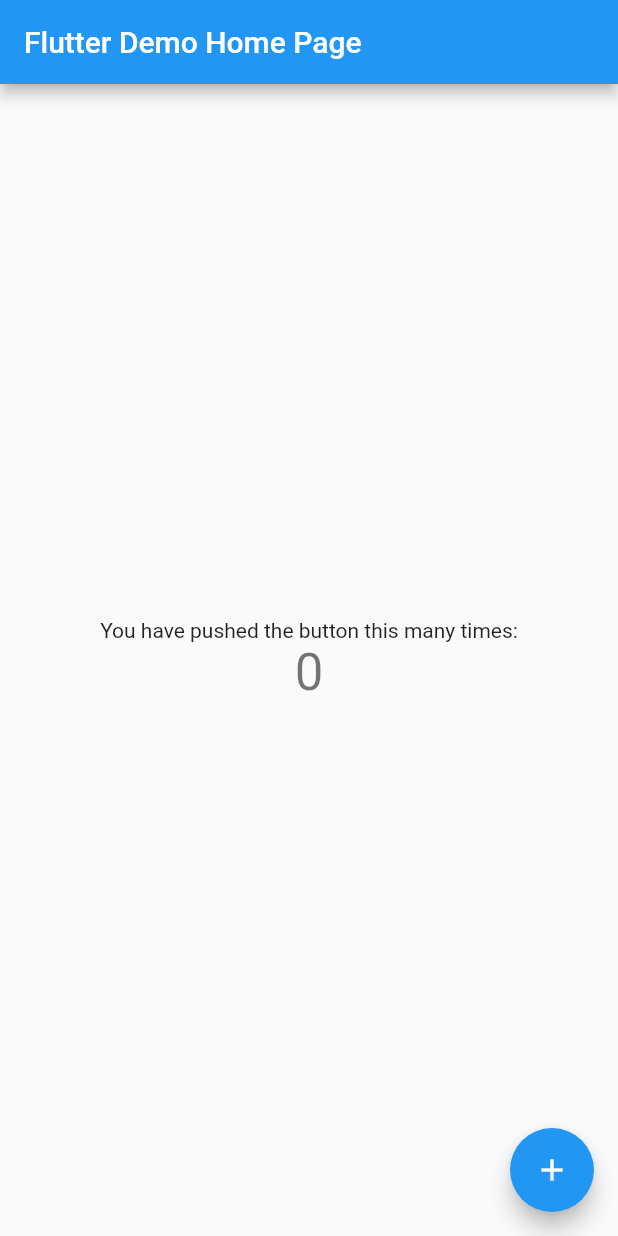
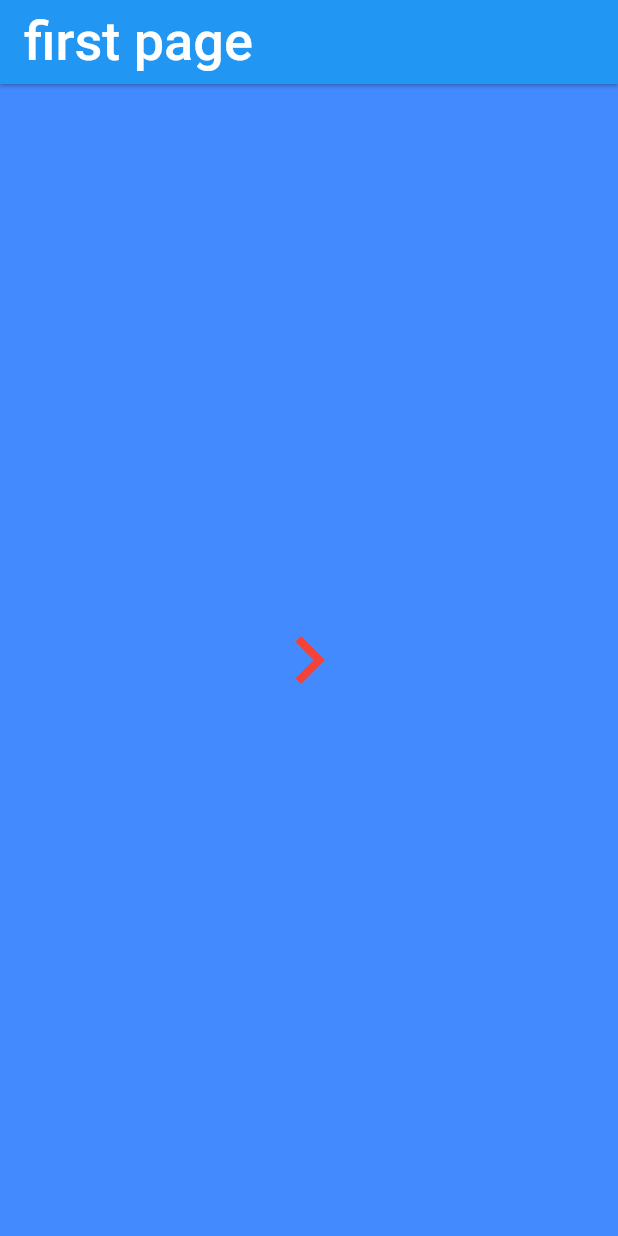
Before and after one commit to XguangY/flutter_demo, a Flutter app: the screen it shows after launch, on a phone screen of 412 x 824 dp. Run offline on Flutter 3.47's test engine with Material 2 defaults, Android fonts, the phone set to English and light mode, and no system bars.

Commit message:
'路由动画效果'

```diff
--- /dev/null
+++ b/flutter_router_animation_3/lib/custome_router.dart
@@ -0,0 +1,69 @@
+import 'package:flutter/material.dart';
+
+class CustomRoute extends PageRouteBuilder {
+  final Widget widget;
+  CustomRoute(this.widget)
+      : super(
+            transitionDuration: const Duration(seconds: 1),
+            pageBuilder: (BuildContext context, Animation<double> animation1,
+                Animation<double> animation2) {
+              return widget;
+            },
+            transitionsBuilder: (BuildContext context,
+                Animation<double> animation1,
+                Animation<double> animation2,
+                Widget child) {
+              // 渐隐渐现效果
+              // return FadeTransition(
+              //   opacity: Tween(begin: 0.0, end: 1.0).animate(CurvedAnimation(
+              //       parent: animation1, curve: Curves.fastOutSlowIn)),
+              //   child: child,
+              // );
+              // 缩放动画效果
+              // return ScaleTransition(
+              //   scale: Tween(begin: 0.0, end: 1.0).animate(
+              //     CurvedAnimation(
+              //       parent: animation1,
+              //       curve: Curves.fastOutSlowIn,
+              //     ),
+              //   ),
+              //   child: child,
+              // );
+
+              // 旋转 + 缩放
+              // return RotationTransition(
+              //   turns: Tween(begin: 0.0, end: 1.0).animate(
+              //     CurvedAnimation(
+              //       parent: animation1,
+              //       curve: Curves.fastOutSlowIn,
+              //     ),
+              //   ),
+              //   child: ScaleTransition(
+              //     scale: Tween(begin: 0.0, end: 1.0).animate(
+              //       CurvedAnimation(
+              //         parent: animation1,
+              //         curve: Curves.fastOutSlowIn,
+              //       ),
+              //     ),
+              //     child: child,
+              //   ),
+              // );
+
+              // 幻灯片路由动画
+              return SlideTransition(
+                position: Tween<Offset>(
+                  begin: Offset(-1.0, 0.0),
+                  end: Offset(
+                    0.0,
+                    0.0,
+                  ),
+                ).animate(
+                  CurvedAnimation(
+                    parent: animation1,
+                    curve: Curves.fastOutSlowIn,
+                  ),
+                ),
+                child: child,
+              );
+            });
+}
--- a/flutter_router_animation_3/lib/main.dart
+++ b/flutter_router_animation_3/lib/main.dart
@@ -1,117 +1,17 @@
 import 'package:flutter/material.dart';
+import './page.dart';
 
-void main() {
-  runApp(MyApp());
-}
+void main() => runApp(MyApp());
 
 class MyApp extends StatelessWidget {
-  // This widget is the root of your application.
   @override
   Widget build(BuildContext context) {
     return MaterialApp(
-      title: 'Flutter Demo',
+      title: 'flutter demo',
       theme: ThemeData(
-        // This is the theme of your application.
-        //
-        // Try running your application with "flutter run". You'll see the
-        // application has a blue toolbar. Then, without quitting the app, try
-        // changing the primarySwatch below to Colors.green and then invoke
-        // "hot reload" (press "r" in the console where you ran "flutter run",
-        // or simply save your changes to "hot reload" in a Flutter IDE).
-        // Notice that the counter didn't reset back to zero; the application
-        // is not restarted.
-        primarySwatch: Colors.blue,
-        // This makes the visual density adapt to the platform that you run
-        // the app on. For desktop platforms, the controls will be smaller and
-        // closer together (more dense) than on mobile platforms.
-        visualDensity: VisualDensity.adaptivePlatformDensity,
+        primaryColor: Colors.blue,
       ),
-      home: MyHomePage(title: 'Flutter Demo Home Page'),
+      home: FirstPage(),
     );
   }
 }
-
-class MyHomePage extends StatefulWidget {
-  MyHomePage({Key key, this.title}) : super(key: key);
-
-  // This widget is the home page of your application. It is stateful, meaning
-  // that it has a State object (defined below) that contains fields that affect
-  // how it looks.
-
-  // This class is the configuration for the state. It holds the values (in this
-  // case the title) provided by the parent (in this case the App widget) and
-  // used by the build method of the State. Fields in a Widget subclass are
-  // always marked "final".
-
-  final String title;
-
-  @override
-  _MyHomePageState createState() => _MyHomePageState();
-}
-
-class _MyHomePageState extends State<MyHomePage> {
-  int _counter = 0;
-
-  void _incrementCounter() {
-    setState(() {
-      // This call to setState tells the Flutter framework that something has
-      // changed in this State, which causes it to rerun the build method below
-      // so that the display can reflect the updated values. If we changed
-      // _counter without calling setState(), then the build method would not be
-      // called again, and so nothing would appear to happen.
-      _counter++;
-    });
-  }
-
-  @override
-  Widget build(BuildContext context) {
-    // This method is rerun every time setState is called, for instance as done
-    // by the _incrementCounter method above.
-    //
-    // The Flutter framework has been optimized to make rerunning build methods
-    // fast, so that you can just rebuild anything that needs updating rather
-    // than having to individually change instances of widgets.
-    return Scaffold(
-      appBar: AppBar(
-        // Here we take the value from the MyHomePage object that was created by
-        // the App.build method, and use it to set our appbar title.
-        title: Text(widget.title),
-      ),
-      body: Center(
-        // Center is a layout widget. It takes a single child and positions it
-        // in the middle of the parent.
-        child: Column(
-          // Column is also a layout widget. It takes a list of children and
-          // arranges them vertically. By default, it sizes itself to fit its
-          // children horizontally, and tries to be as tall as its parent.
-          //
-          // Invoke "debug painting" (press "p" in the console, choose the
-          // "Toggle Debug Paint" action from the Flutter Inspector in Android
-          // Studio, or the "Toggle Debug Paint" command in Visual Studio Code)
-          // to see the wireframe for each widget.
-          //
-          // Column has various properties to control how it sizes itself and
-          // how it positions its children. Here we use mainAxisAlignment to
-          // center the children vertically; the main axis here is the vertical
-          // axis because Columns are vertical (the cross axis would be
-          // horizontal).
-          mainAxisAlignment: MainAxisAlignment.center,
-          children: <Widget>[
-            Text(
-              'You have pushed the button this many times:',
-            ),
-            Text(
-              '$_counter',
-              style: Theme.of(context).textTheme.headline4,
-            ),
-          ],
-        ),
-      ),
-      floatingActionButton: FloatingActionButton(
-        onPressed: _incrementCounter,
-        tooltip: 'Increment',
-        child: Icon(Icons.add),
-      ), // This trailing comma makes auto-formatting nicer for build methods.
-    );
-  }
-}
--- /dev/null
+++ b/flutter_router_animation_3/lib/page.dart
@@ -0,0 +1,63 @@
+import 'package:flutter/material.dart';
+import './custome_router.dart';
+
+class FirstPage extends StatelessWidget {
+  @override
+  Widget build(BuildContext context) {
+    return Scaffold(
+      backgroundColor: Colors.blueAccent,
+      appBar: AppBar(
+          title: Text(
+            'first page',
+            style: TextStyle(fontSize: 36.0),
+          ),
+          elevation: 1.0),
+      body: Center(
+        child: MaterialButton(
+          onPressed: () => {
+            Navigator.of(context).push(
+              CustomRoute(
+                SecondPage(),
+              ),
+            ),
+          },
+          child: Icon(
+            Icons.navigate_next,
+            color: Colors.red,
+            size: 64.0,
+          ),
+        ),
+      ),
+    );
+  }
+}
+
+class SecondPage extends StatelessWidget {
+  @override
+  Widget build(BuildContext context) {
+    return Scaffold(
+      backgroundColor: Colors.pinkAccent,
+      appBar: AppBar(
+        title: Text(
+          'second page',
+          style: TextStyle(fontSize: 36.0),
+        ),
+        elevation: 1.0,
+        backgroundColor: Colors.pinkAccent,
+        leading: Container(),
+      ),
+      body: Center(
+        child: MaterialButton(
+          onPressed: () => {
+            Navigator.of(context).pop(),
+          },
+          child: Icon(
+            Icons.navigate_before,
+            color: Colors.white,
+            size: 64.0,
+          ),
+        ),
+      ),
+    );
+  }
+}
```
